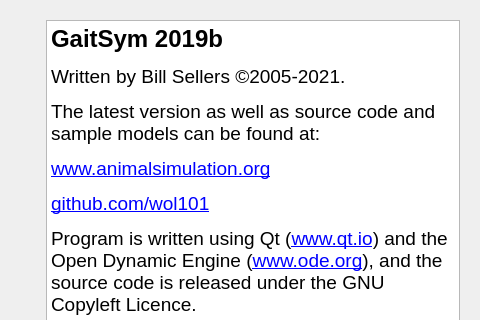
This is distribution/GaitSymQt/AboutDialog.ui in wol101/GaitSym2019 as Qt 5 draws it before an edit; both pictures show x 413 to 893 and y 0 to 320 of the 893 by 639 pixel window. The edited form follows.
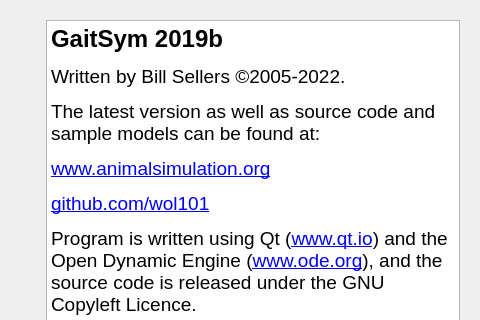
This is the edited form. Icons and pictures are not drawn.

```diff
--- a/distribution/GaitSymQt/AboutDialog.ui
+++ b/distribution/GaitSymQt/AboutDialog.ui
@@ -128,9 +128,10 @@
          <string>&lt;!DOCTYPE HTML PUBLIC &quot;-//W3C//DTD HTML 4.0//EN&quot; &quot;http://www.w3.org/TR/REC-html40/strict.dtd&quot;&gt;
 &lt;html&gt;&lt;head&gt;&lt;meta name=&quot;qrichtext&quot; content=&quot;1&quot; /&gt;&lt;meta charset=&quot;utf-8&quot; /&gt;&lt;style type=&quot;text/css&quot;&gt;
 p, li { white-space: pre-wrap; }
+hr { height: 1px; border-width: 0; }
 &lt;/style&gt;&lt;/head&gt;&lt;body style=&quot; font-family:'Segoe UI'; font-size:9pt; font-weight:400; font-style:normal;&quot;&gt;
 &lt;p style=&quot; margin-top:12px; margin-bottom:12px; margin-left:0px; margin-right:0px; -qt-block-indent:0; text-indent:0px;&quot;&gt;&lt;span style=&quot; font-family:'Arial','Helvetica','Verdana','sans-serif'; font-size:18pt; font-weight:600;&quot;&gt;GaitSym 2019b&lt;/span&gt;&lt;/p&gt;
-&lt;p style=&quot; margin-top:12px; margin-bottom:12px; margin-left:0px; margin-right:0px; -qt-block-indent:0; text-indent:0px;&quot;&gt;&lt;span style=&quot; font-family:'Arial','Helvetica','Verdana','sans-serif'; font-size:14pt;&quot;&gt;Written by Bill Sellers ©2005-2021.&lt;/span&gt;&lt;/p&gt;
+&lt;p style=&quot; margin-top:12px; margin-bottom:12px; margin-left:0px; margin-right:0px; -qt-block-indent:0; text-indent:0px;&quot;&gt;&lt;span style=&quot; font-family:'Arial','Helvetica','Verdana','sans-serif'; font-size:14pt;&quot;&gt;Written by Bill Sellers ©2005-2022.&lt;/span&gt;&lt;/p&gt;
 &lt;p style=&quot; margin-top:12px; margin-bottom:12px; margin-left:0px; margin-right:0px; -qt-block-indent:0; text-indent:0px;&quot;&gt;&lt;span style=&quot; font-family:'Arial','Helvetica','Verdana','sans-serif'; font-size:14pt;&quot;&gt;The latest version as well as source code and sample models can be found at:&lt;/span&gt;&lt;/p&gt;
 &lt;p style=&quot; margin-top:12px; margin-bottom:12px; margin-left:0px; margin-right:0px; -qt-block-indent:0; text-indent:0px;&quot;&gt;&lt;a href=&quot;www.animalsimulation.org&quot;&gt;&lt;span style=&quot; font-family:'Arial','Helvetica','Verdana','sans-serif'; font-size:14pt; text-decoration: underline; color:#0000ff;&quot;&gt;www.animalsimulation.org&lt;/span&gt;&lt;/a&gt;&lt;/p&gt;
 &lt;p style=&quot; margin-top:12px; margin-bottom:12px; margin-left:0px; margin-right:0px; -qt-block-indent:0; text-indent:0px;&quot;&gt;&lt;a href=&quot;github.com/wol101&quot;&gt;&lt;span style=&quot; font-family:'Arial','Helvetica','Verdana','sans-serif'; font-size:14pt; text-decoration: underline; color:#0000ff;&quot;&gt;github.com/wol101&lt;/span&gt;&lt;/a&gt;&lt;/p&gt;
```
